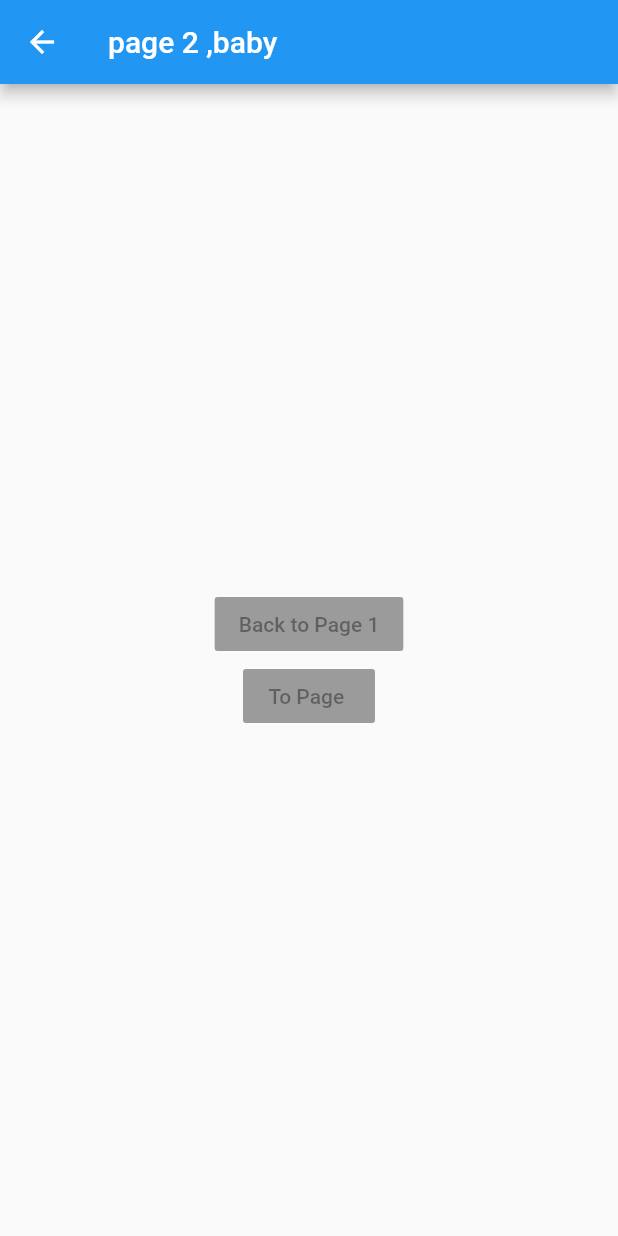
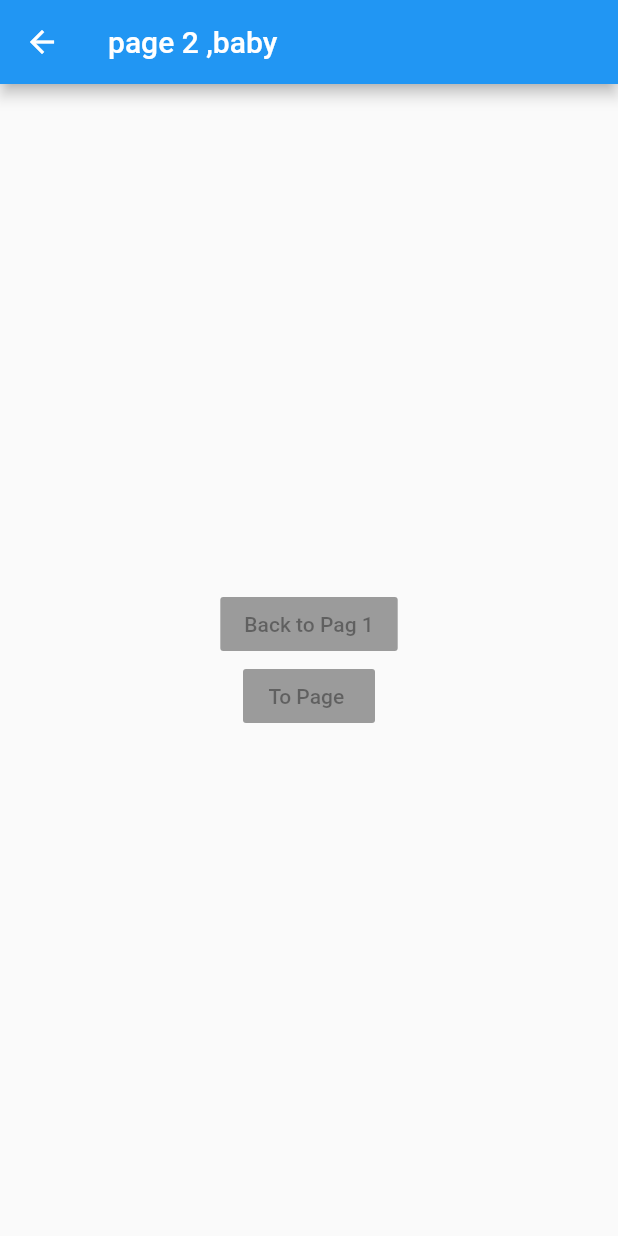
Before and after one commit to maxstark3000/githubTut, a Flutter app: the Page2 screen opened directly with empty values, on a phone screen of 412 x 824 dp. Run offline on Flutter 3.47's test engine with Material 2 defaults, Android fonts, the phone set to English and light mode, and no system bars; our stand-ins replace auto_route.

Commit message:
change name

```diff
--- a/lib/pages/secondpage.dart
+++ b/lib/pages/secondpage.dart
@@ -14,7 +14,7 @@ class Page2 extends StatelessWidget {
           mainAxisAlignment: MainAxisAlignment.center,
           crossAxisAlignment: CrossAxisAlignment.center,
           children: <Widget>[
-            RaisedButton(child: Text('Back to Page 1'), onPressed: null),
+            RaisedButton(child: Text('Back to Pag 1'), onPressed: null),
             RaisedButton(child: Text('To Page '), onPressed: null)
           ],
         ),
```
